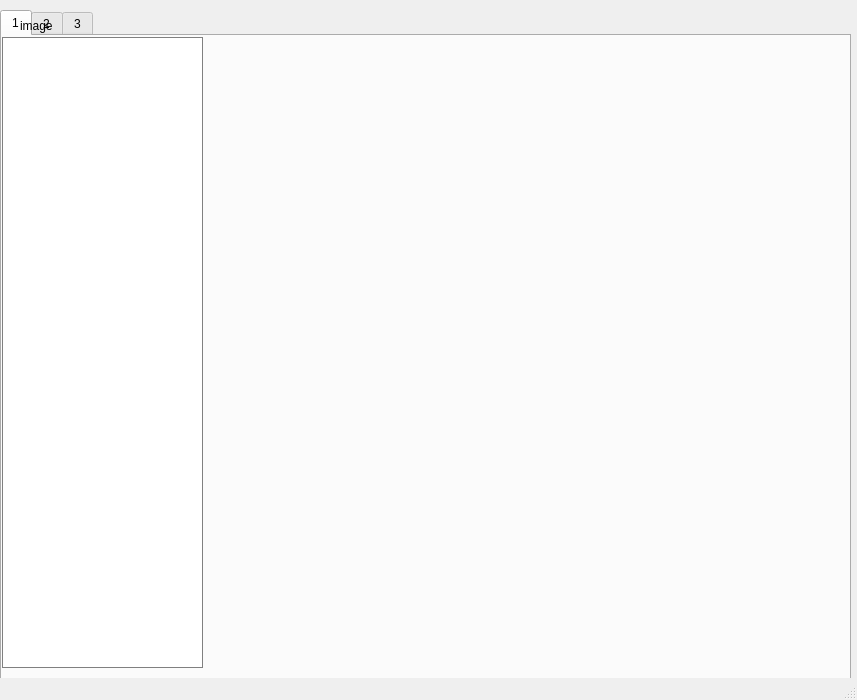
First picture: the form in src/mainwindow.ui, repository ciyaca/client, before the edit.
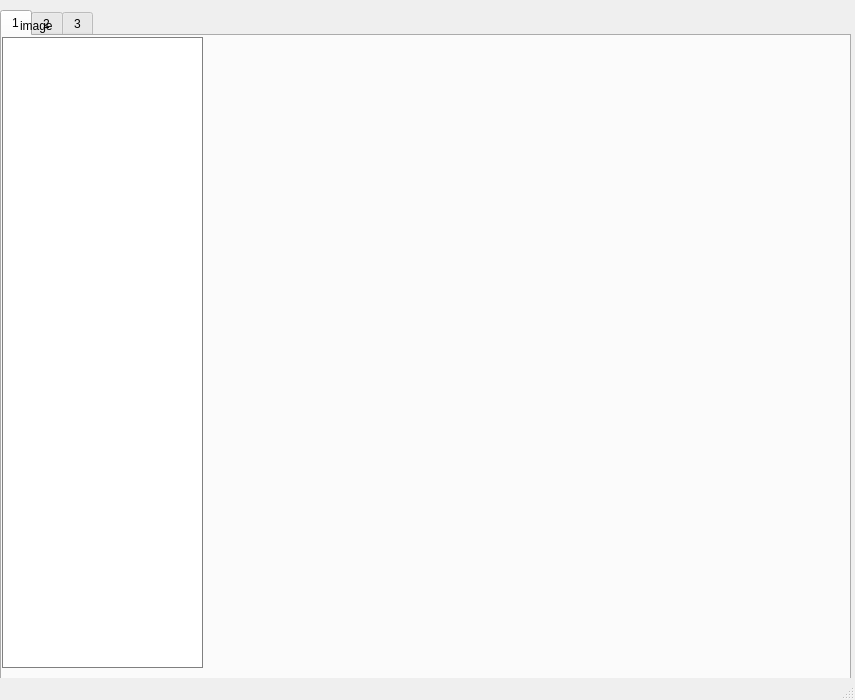
Second picture: the form after the edit. Icons and pictures are not drawn.

```diff
--- a/src/mainwindow.ui
+++ b/src/mainwindow.ui
@@ -6,7 +6,7 @@
    <rect>
     <x>0</x>
     <y>0</y>
-    <width>857</width>
+    <width>855</width>
     <height>700</height>
    </rect>
   </property>
```
Left out of the diff: 2 changed lines with no effect on the pictures.
